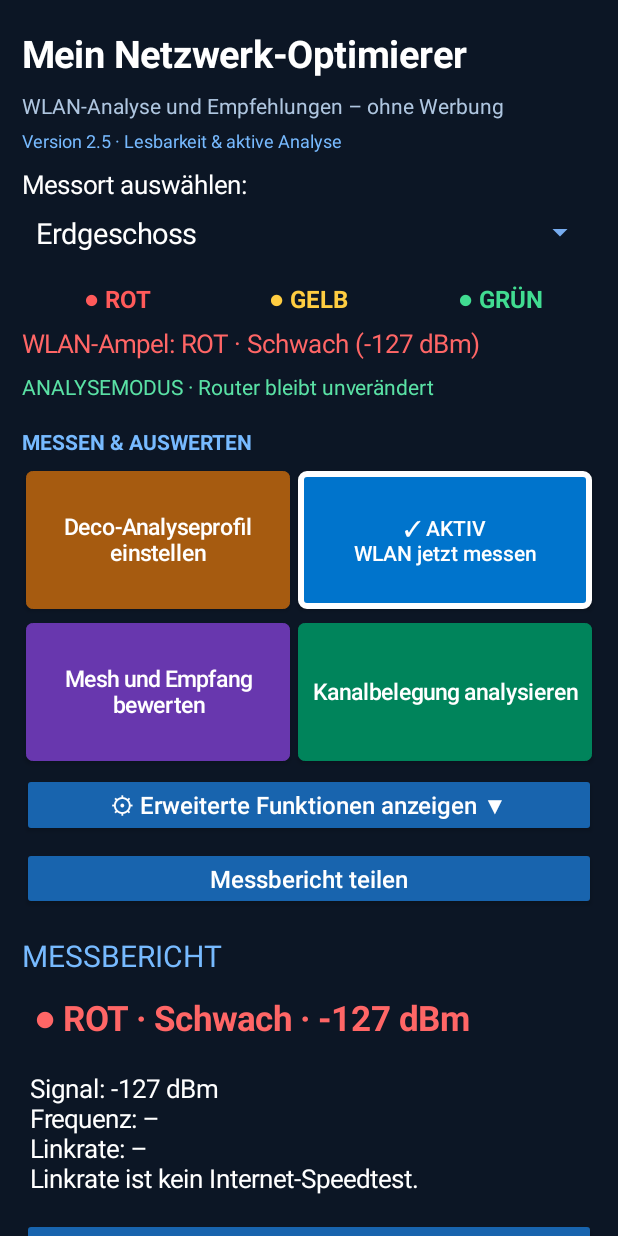
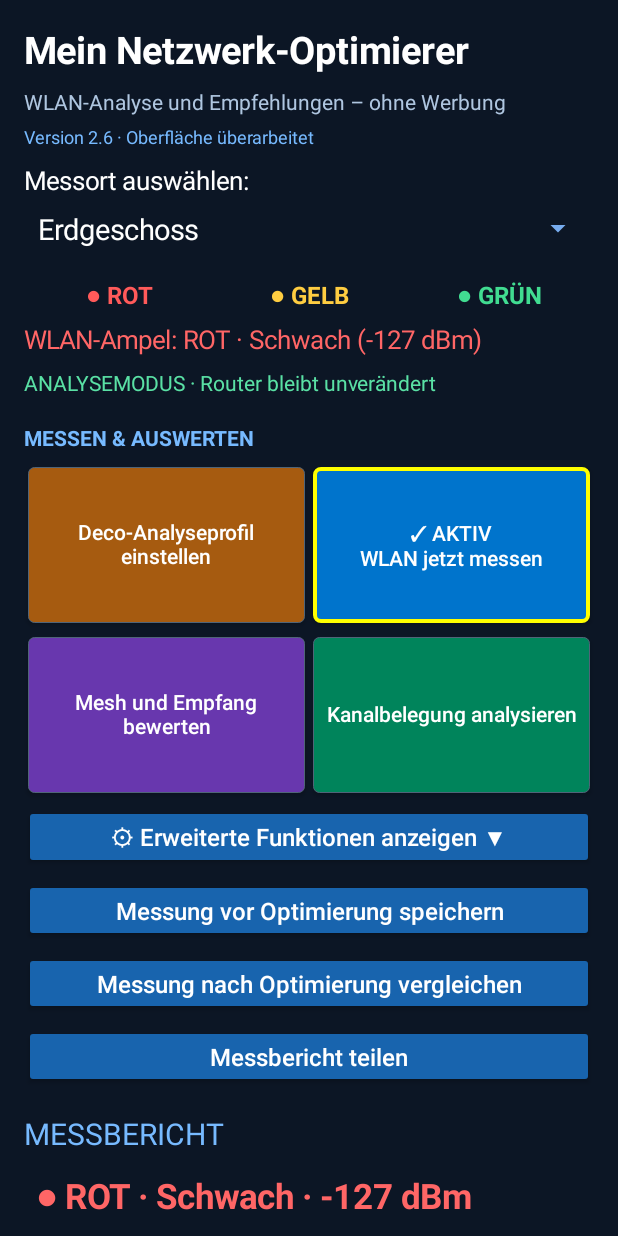
Before and after one commit to roemergerd-source/Mein-Netzwerk-Optimierer-, an Android app: the screen it shows after launch (MainActivity), after a tap on "WLAN jetzt messen", on a phone screen of 412 x 824 dp. Run offline under Robolectric (Android 15) with nearby library versions, the phone set to English and light mode, and no system bars; 1 other tap on this screen came first.

Commit message:
Improve responsive Android UI, active buttons and visible baseline controls

```diff
--- a/app/src/main/java/de/leobeck/netzwerkoptimierer/MainActivity.java
+++ b/app/src/main/java/de/leobeck/netzwerkoptimierer/MainActivity.java
@@ -59,13 +59,12 @@ public class MainActivity extends Activity {
 
     private void addGridButton(android.widget.GridLayout grid, Button button, int row, int column, int color) {
         float density = getResources().getDisplayMetrics().density;
-        int screenWidth = getResources().getDisplayMetrics().widthPixels;
-        int cellWidth = (screenWidth - (int)(60 * density)) / 2;
+        int cellWidth = 0;
         button.setAllCaps(false);
-        button.setTextSize(15);
+        button.setTextSize(14);
         button.setTextColor(Color.WHITE);
         button.setGravity(android.view.Gravity.CENTER);
-        button.setMaxLines(3);
+        button.setMaxLines(4);
         button.setIncludeFontPadding(false);
         button.setMinHeight(0);
         button.setMinimumHeight(0);
@@ -77,8 +76,9 @@ public class MainActivity extends Activity {
         android.widget.GridLayout.LayoutParams params = new android.widget.GridLayout.LayoutParams(
             android.widget.GridLayout.spec(row, android.widget.GridLayout.FILL), android.widget.GridLayout.spec(column, android.widget.GridLayout.FILL));
         params.setGravity(android.view.Gravity.FILL);
-        params.width = cellWidth;
-        params.height = (int)(92 * density);
+        params.width = 0;
+        params.height = (int)(104 * density);
+        params.columnSpec = android.widget.GridLayout.spec(column, 1f);
         params.setMargins((int)(3*density), (int)(5*density), (int)(3*density), (int)(5*density));
         grid.addView(button, params);
     }
@@ -94,10 +94,10 @@ public class MainActivity extends Activity {
             android.graphics.drawable.GradientDrawable bg = new android.graphics.drawable.GradientDrawable();
             bg.setColor(colors[i]);
             bg.setCornerRadius(4 * density);
-            bg.setStroke((int)((selected ? 4 : 1) * density), selected ? Color.WHITE : colors[i]);
+            bg.setStroke((int)((selected ? 3 : 1) * density), selected ? Color.YELLOW : Color.rgb(80, 100, 120));
             button.setBackground(bg);
             button.setText((selected ? "✓ AKTIV\n" : "") + labels[i]);
-            button.setTextSize(selected ? 14 : 15);
+            button.setTextSize(14);
             button.setSelected(selected);
         }
     }
@@ -112,12 +112,14 @@ public class MainActivity extends Activity {
         return lamp;
     }
 
+    private int dp(float value) { return (int)(value * getResources().getDisplayMetrics().density + 0.5f); }
+
     private void initializeUi() {
         wifi = (WifiManager) getApplicationContext().getSystemService(WIFI_SERVICE);
         LinearLayout root = new LinearLayout(this);
         root.setOrientation(LinearLayout.VERTICAL);
-        root.setFitsSystemWindows(true);
-        root.setPadding(22, 28, 22, 56);
+        root.setFitsSystemWindows(false);
+        root.setPadding(dp(16), dp(16), dp(16), dp(36));
         root.setBackgroundColor(Color.rgb(12, 22, 37));
         TextView title = new TextView(this);
         title.setText("Mein Netzwerk-Optimierer");
@@ -128,7 +130,7 @@ public class MainActivity extends Activity {
         info.setTextColor(Color.rgb(175, 198, 224));
         info.setPadding(0,12,0,8); root.addView(info);
         TextView buildLabel = new TextView(this);
-        buildLabel.setText("Version 2.5 · Lesbarkeit & aktive Analyse");
+        buildLabel.setText("Version 2.6 · Oberfläche überarbeitet");
         buildLabel.setTextSize(12);
         buildLabel.setTextColor(Color.rgb(119, 186, 255));
         buildLabel.setPadding(0, 0, 0, 14);
@@ -231,11 +233,11 @@ public class MainActivity extends Activity {
         decoButton.setText("Deco-App öffnen (manuelle Einstellungen)");
         addCompactButton(advancedPanel, decoButton);
         Button baseline = new Button(this);
-        baseline.setText("Vergleich: Ausgangsmessung speichern");
-        addCompactButton(advancedPanel, baseline);
+        baseline.setText("Messung vor Optimierung speichern");
+        addCompactButton(root, baseline);
         Button after = new Button(this);
-        after.setText("Vergleich: Neue Messung auswerten");
-        addCompactButton(advancedPanel, after);
+        after.setText("Messung nach Optimierung vergleichen");
+        addCompactButton(root, after);
         Button compare = new Button(this);
         compare.setText("Messorte vergleichen");
         addCompactButton(advancedPanel, compare);
@@ -315,8 +317,11 @@ public class MainActivity extends Activity {
         page.setHorizontalScrollBarEnabled(false);
         page.setOverScrollMode(View.OVER_SCROLL_NEVER);
         page.setClipToPadding(false);
-        page.setPadding(0, 0, 0, 48);
+        page.setPadding(0, 0, 0, dp(24));
         page.addView(root);
+        getWindow().setStatusBarColor(Color.rgb(12,22,37));
+        getWindow().setNavigationBarColor(Color.rgb(12,22,37));
+        getWindow().getDecorView().setSystemUiVisibility(0);
         setContentView(page);
         String lastCrash = getSharedPreferences("diagnostics", MODE_PRIVATE).getString("lastCrash", null);
         if (lastCrash != null) {
```
